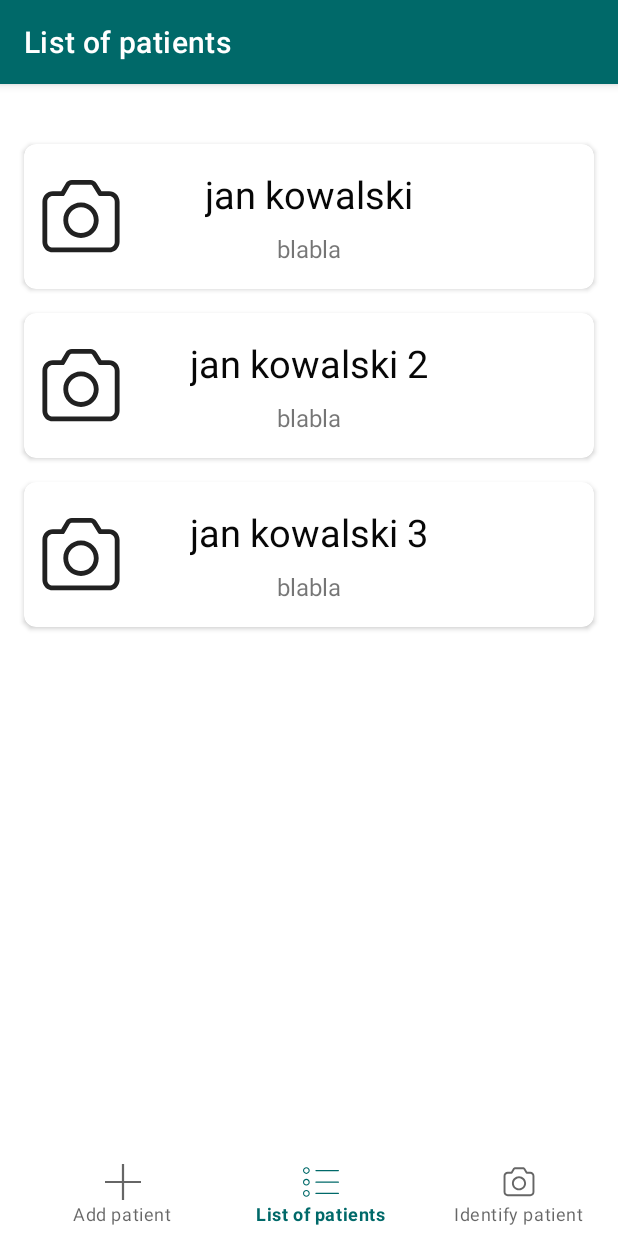
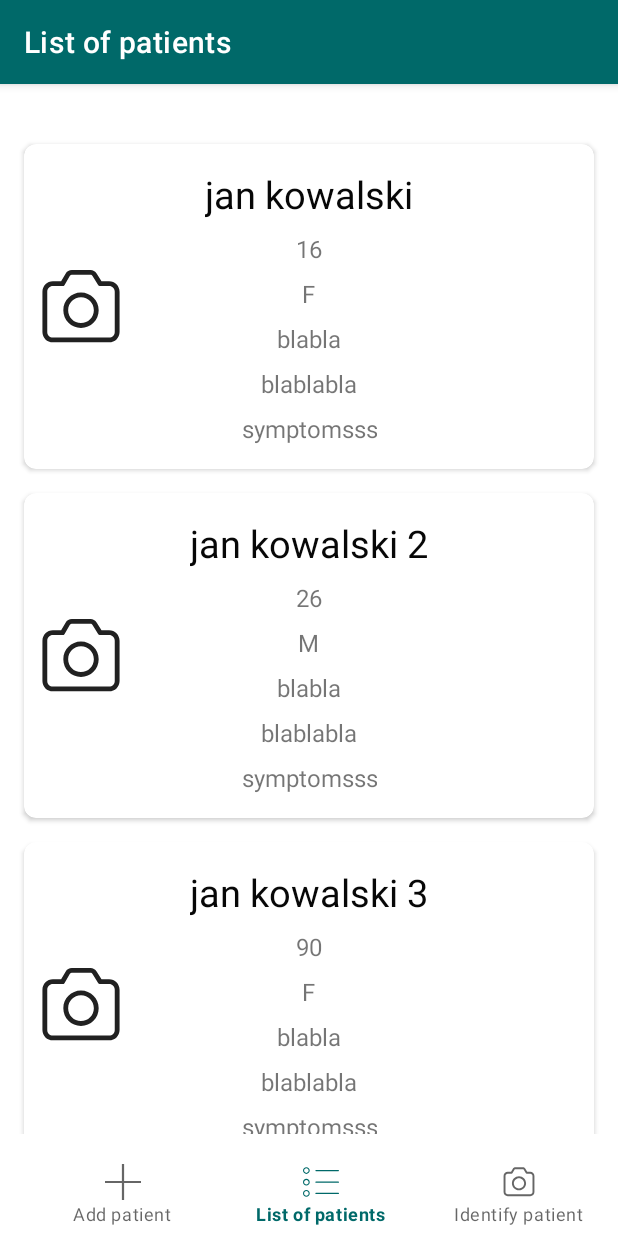
Before and after one commit to inamiotko/telematics_project_app, an Android app: the ListViewFragment screen opened through its navigation route, on a phone screen of 412 x 824 dp. Run offline under Robolectric (Android 15) with nearby library versions, the phone set to English and light mode, and no system bars; our stand-ins replace data binding, navigation-ui.

Commit message:
extended patient class to hold more detailed description of each case

```diff
--- a/app/src/main/java/com/example/telematics_project/model/Patient.kt
+++ b/app/src/main/java/com/example/telematics_project/model/Patient.kt
@@ -3,7 +3,11 @@ package com.example.telematics_project.model
 data class Patient(
     var id: String = "",
     var name: String = "",
-    var description: String = "",
+    var age: Int = 0,
+    var sex: String = "F",
+    var symptoms: String = "",
+    var conditions: String = "",
+    var add_info: String = "",
     var imagePath: String = ""
 ) {
 }
--- a/app/src/main/java/com/example/telematics_project/ui/ListViewFragment.kt
+++ b/app/src/main/java/com/example/telematics_project/ui/ListViewFragment.kt
@@ -11,9 +11,9 @@ class ListViewFragment : BaseFragment<FragmentListViewBinding>() {
     override fun getLayoutId(): Int = R.layout.fragment_list_view
 
     private val patientList = listOf(
-        Patient("1", "jan kowalski", "blabla", "imagepath"),
-        Patient("2", "jan kowalski 2", "blabla", "imagepath2"),
-        Patient("3", "jan kowalski 3", "blabla", "imagepath3")
+        Patient("1", "jan kowalski", 16,"F","blablabla","blabla","symptomsss", "imagepath"),
+        Patient("2", "jan kowalski 2", 26,"M","blablabla","blabla","symptomsss", "imagepath2"),
+        Patient("3", "jan kowalski 3", 90,"F","blablabla","blabla","symptomsss", "imagepath3")
     )
 
     private fun initialiseRecyclerView() {
--- a/app/src/main/java/com/example/telematics_project/ui/PatientListAdapter.kt
+++ b/app/src/main/java/com/example/telematics_project/ui/PatientListAdapter.kt
@@ -14,18 +14,30 @@ class PatientListAdapter(private val dataSet: List<Patient>) :
 
     class ViewHolder(view: View) : RecyclerView.ViewHolder(view) {
         var patientNameTV: TextView? = null
-        var patientDescriptionTV: TextView? = null
+        var patientAgeTV: TextView? = null
+        var patientSexTV: TextView? = null
+        var patientConditions: TextView? = null
+        var patientSymptomsTV: TextView? = null
+        var patientAddInfoTV: TextView? = null
         var patientImageIV: ImageView? = null
 
         init {
             patientNameTV = itemView.findViewById(R.id.patient_name)
-            patientDescriptionTV = itemView.findViewById(R.id.patient_details)
+            patientAgeTV = itemView.findViewById(R.id.patient_age)
+            patientSexTV = itemView.findViewById(R.id.patient_sex)
+            patientConditions = itemView.findViewById(R.id.patient_conditions)
+            patientSymptomsTV = itemView.findViewById(R.id.patient_symptoms)
+            patientAddInfoTV = itemView.findViewById(R.id.patient_add_info)
             patientImageIV = itemView.findViewById(R.id.patient_image)
         }
 
         fun bind(patient: Patient) {
             patientNameTV?.text = patient.name
-            patientDescriptionTV?.text = patient.description
+            patientSexTV?.text = patient.sex
+            patientAgeTV?.text = patient.age.toString()
+            patientConditions?.text = patient.conditions
+            patientSymptomsTV?.text = patient.symptoms
+            patientAddInfoTV?.text = patient.add_info
         }
     }
 
--- a/app/src/main/res/layout/cell_patient_list.xml
+++ b/app/src/main/res/layout/cell_patient_list.xml
@@ -55,7 +55,43 @@
                 tools:text="John Smith" />
 
             <TextView
-                android:id="@+id/patient_details"
+                android:id="@+id/patient_age"
+                android:layout_width="wrap_content"
+                android:layout_height="wrap_content"
+                android:layout_marginTop="8dp"
+                android:gravity="center"
+                android:textSize="16sp"
+                tools:text="15" />
+
+            <TextView
+                android:id="@+id/patient_sex"
+                android:layout_width="wrap_content"
+                android:layout_height="wrap_content"
+                android:layout_marginTop="8dp"
+                android:gravity="center"
+                android:textSize="16sp"
+                tools:text="15" />
+
+            <TextView
+                android:id="@+id/patient_conditions"
+                android:layout_width="wrap_content"
+                android:layout_height="wrap_content"
+                android:layout_marginTop="8dp"
+                android:gravity="center"
+                android:textSize="16sp"
+                tools:text="15" />
+
+            <TextView
+                android:id="@+id/patient_symptoms"
+                android:layout_width="wrap_content"
+                android:layout_height="wrap_content"
+                android:layout_marginTop="8dp"
+                android:gravity="center"
+                android:textSize="16sp"
+                tools:text="15" />
+
+            <TextView
+                android:id="@+id/patient_add_info"
                 android:layout_width="wrap_content"
                 android:layout_height="wrap_content"
                 android:layout_marginTop="8dp"
--- a/app/src/main/res/values/strings.xml
+++ b/app/src/main/res/values/strings.xml
@@ -6,7 +6,9 @@
     <string name="identify_patient">Identify patient</string>
     <string name="add_patient_info">Add patient information here, those need to include full name and image taken from the front</string>
     <string name="patient_name">Patient full name</string>
-    <string name="patient_description">Add here any notes related to the patient</string>
+    <string name="patient_illness">Known conditions patient is diagnosed with</string>
+    <string name="patient_symptoms">Add patient\'s symptoms</string>
+    <string name="patient_add_info"> Add patient\'s any additional information</string>
     <string name="add_button_text">Add</string>
 
 </resources>
```
Also changed, not shown: app/src/main/res/layout/fragment_main_view.xml (+40 -3 lines), 1 other file.
